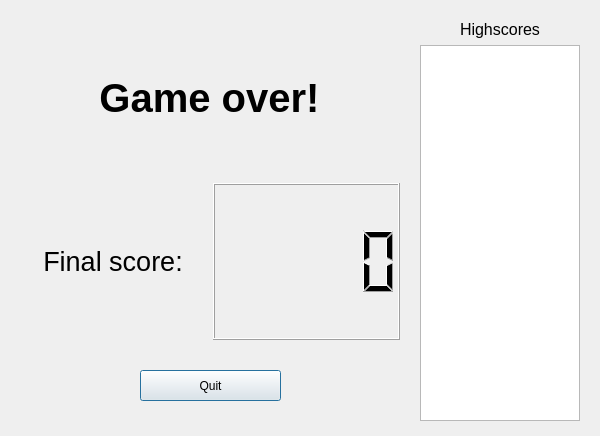
ItsOpaz/ohjelmointi3, file Game/gameover.ui: the form before one commit.
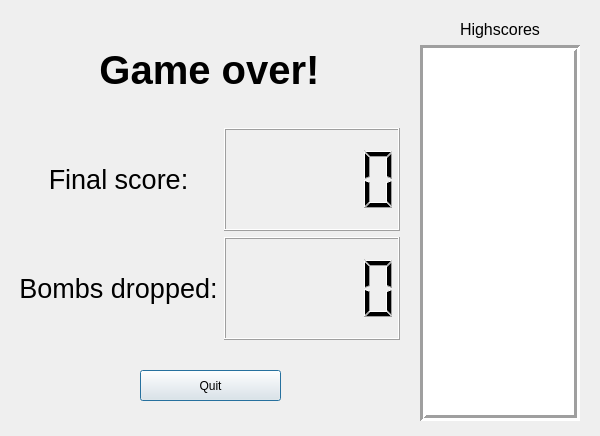
The form after the commit.

Commit message: Added more stats to engame screen

```diff
--- a/Game/gameover.ui
+++ b/Game/gameover.ui
@@ -56,6 +56,24 @@
     <item row="1" column="2">
      <widget class="QLCDNumber" name="lcdNumber_score"/>
     </item>
+    <item row="2" column="1">
+     <widget class="QLabel" name="label">
+      <property name="font">
+       <font>
+        <pointsize>20</pointsize>
+       </font>
+      </property>
+      <property name="text">
+       <string>Bombs dropped:</string>
+      </property>
+      <property name="alignment">
+       <set>Qt::AlignCenter</set>
+      </property>
+     </widget>
+    </item>
+    <item row="2" column="2">
+     <widget class="QLCDNumber" name="lcdNumber_bombs"/>
+    </item>
    </layout>
   </widget>
   <widget class="QWidget" name="verticalLayoutWidget">
@@ -85,12 +103,21 @@
     </item>
     <item>
      <widget class="QListView" name="listView_highscores">
+      <property name="frameShape">
+       <enum>QFrame::Box</enum>
+      </property>
+      <property name="lineWidth">
+       <number>3</number>
+      </property>
       <property name="editTriggers">
        <set>QAbstractItemView::NoEditTriggers</set>
       </property>
       <property name="dragEnabled">
        <bool>true</bool>
       </property>
+      <property name="alternatingRowColors">
+       <bool>true</bool>
+      </property>
      </widget>
     </item>
    </layout>
```
The commit also changes 2 other files.
